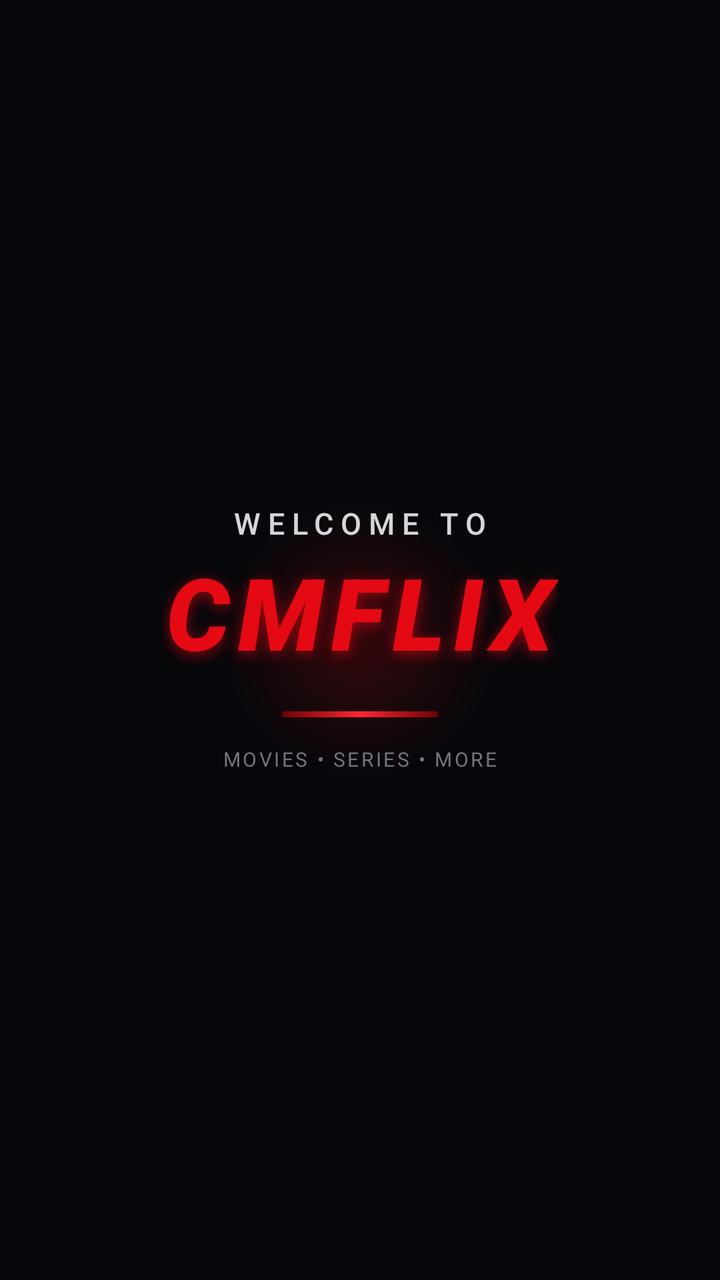
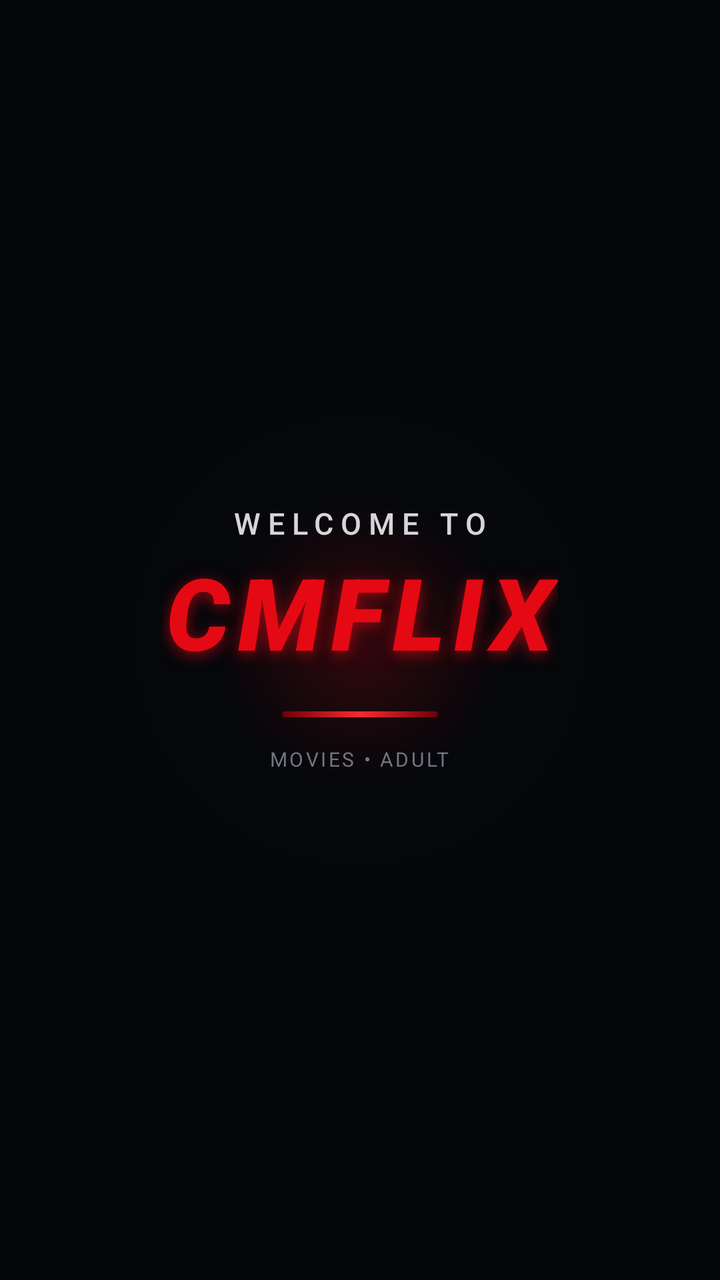

Screens rendered from an Android XML layout before and after an edit, with the pre-edit source and the edit as a unified diff.
<!-- AndroidManifest.xml: activity theme Theme.CMFLIXNative.Starting -->
<!-- res/layout/activity_splash.xml -->
<?xml version="1.0" encoding="utf-8"?>
<FrameLayout
    xmlns:android="http://schemas.android.com/apk/res/android"
    android:id="@+id/splashRoot"
    android:layout_width="match_parent"
    android:layout_height="match_parent"
    android:background="#050609"
    android:fitsSystemWindows="true">

    <View
        android:layout_width="280dp"
        android:layout_height="280dp"
        android:layout_gravity="center"
        android:background="@drawable/splash_glow"
        android:importantForAccessibility="no" />

    <LinearLayout
        android:layout_width="match_parent"
        android:layout_height="wrap_content"
        android:layout_gravity="center"
        android:gravity="center"
        android:orientation="vertical"
        android:paddingStart="24dp"
        android:paddingEnd="24dp">

        <TextView
            android:id="@+id/splashWelcomeText"
            android:layout_width="wrap_content"
            android:layout_height="wrap_content"
            android:fontFamily="sans-serif-medium"
            android:includeFontPadding="false"
            android:letterSpacing="0.24"
            android:text="WELCOME TO"
            android:textColor="#D6D6DA"
            android:textSize="15sp" />

        <TextView
            android:id="@+id/splashBrandText"
            android:layout_width="wrap_content"
            android:layout_height="wrap_content"
            android:layout_marginTop="8dp"
            android:fontFamily="sans-serif-black"
            android:includeFontPadding="false"
            android:letterSpacing="0.08"
            android:shadowColor="#99E50914"
            android:shadowDx="0"
            android:shadowDy="5"
            android:shadowRadius="18"
            android:text="CMFLIX"
            android:textColor="#E50914"
            android:textSize="50sp"
            android:textStyle="italic" />

        <View
            android:id="@+id/splashAccentLine"
            android:layout_width="78dp"
            android:layout_height="3dp"
            android:layout_marginTop="18dp"
            android:background="@drawable/splash_accent_line"
            android:pivotX="0" />

        <TextView
            android:layout_width="wrap_content"
            android:layout_height="wrap_content"
            android:layout_marginTop="14dp"
            android:fontFamily="sans-serif"
            android:letterSpacing="0.12"
            android:text="MOVIES • SERIES • MORE"
            android:textColor="#737680"
            android:textSize="10sp" />

    </LinearLayout>

</FrameLayout>
<!-- resources referenced by this layout -->
<resources>
  <!-- drawable splash_accent_line (drawable) -->
  <?xml version="1.0" encoding="utf-8"?>
  <shape
      xmlns:android="http://schemas.android.com/apk/res/android"
      android:shape="rectangle">
  
      <corners android:radius="4dp" />
  
      <gradient
          android:angle="0"
          android:startColor="#6B0006"
          android:centerColor="#FF2732"
          android:endColor="#6B0006" />
  
  </shape>
  <!-- drawable splash_glow (drawable) -->
  <?xml version="1.0" encoding="utf-8"?>
  <shape
      xmlns:android="http://schemas.android.com/apk/res/android"
      android:shape="oval">
  
      <gradient
          android:type="radial"
          android:gradientRadius="140dp"
          android:centerX="50%"
          android:centerY="50%"
          android:startColor="#33E50914"
          android:centerColor="#140F1118"
          android:endColor="#00000000" />
  
  </shape>
  <style name="Theme.CMFLIXNative.Starting" parent="Theme.SplashScreen">
  
          <item name="windowSplashScreenBackground">
              @color/black
          </item>
  
          <item name="windowSplashScreenAnimatedIcon">
              @drawable/transparent_splash_icon
          </item>
  
          <item name="windowSplashScreenIconBackgroundColor">
              @color/black
          </item>
  
          <item name="windowSplashScreenAnimationDuration">
              0
          </item>
  
          <item name="postSplashScreenTheme">
              @style/Theme.CMFLIXNative.SplashContent
          </item>
  
      </style>
  <color name="black">#000000</color>
  <!-- drawable transparent_splash_icon (drawable) -->
  <?xml version="1.0" encoding="utf-8"?>
  <vector
      xmlns:android="http://schemas.android.com/apk/res/android"
      android:width="1dp"
      android:height="1dp"
      android:viewportWidth="1"
      android:viewportHeight="1">
  
      <path
          android:fillColor="#00000000"
          android:pathData="M0,0h1v1h-1z" />
  
  </vector>
  <style name="Theme.CMFLIXNative.SplashContent" parent="Theme.CMFLIXNative">
  
          <item name="android:windowBackground">
              @color/black
          </item>
  
          <item name="android:statusBarColor">
              @color/black
          </item>
  
          <item name="android:navigationBarColor">
              @color/black
          </item>
  
          <item name="android:windowLightStatusBar">
              false
          </item>
  
      </style>
  <style name="Theme.CMFLIXNative" parent="Theme.AppCompat.DayNight.NoActionBar">
  
          <item name="android:fontFamily">
              sans
          </item>
  
          <item name="android:windowActionModeOverlay">
              true
          </item>
  
          <item name="android:colorAccent">
              @color/white
          </item>
  
          <item name="android:navigationBarColor">
              @color/black
          </item>
  
          <item name="android:statusBarColor">
              @color/black
          </item>
  
          <item name="android:windowLightStatusBar">
              false
          </item>
  
          <item name="android:windowBackground">
              @color/dark_bg
          </item>
  
      </style>
  <color name="white">#FFFFFF</color>
  <color name="dark_bg">#090B10</color>
</resources>

<!-- the commit's change to res/layout/activity_splash.xml (unified diff, before → after) -->
@@ -65,7 +65,7 @@
             android:layout_marginTop="14dp"
             android:fontFamily="sans-serif"
             android:letterSpacing="0.12"
-            android:text="MOVIES • SERIES • MORE"
+            android:text="MOVIES • ADULT"
             android:textColor="#737680"
             android:textSize="10sp" />
 
